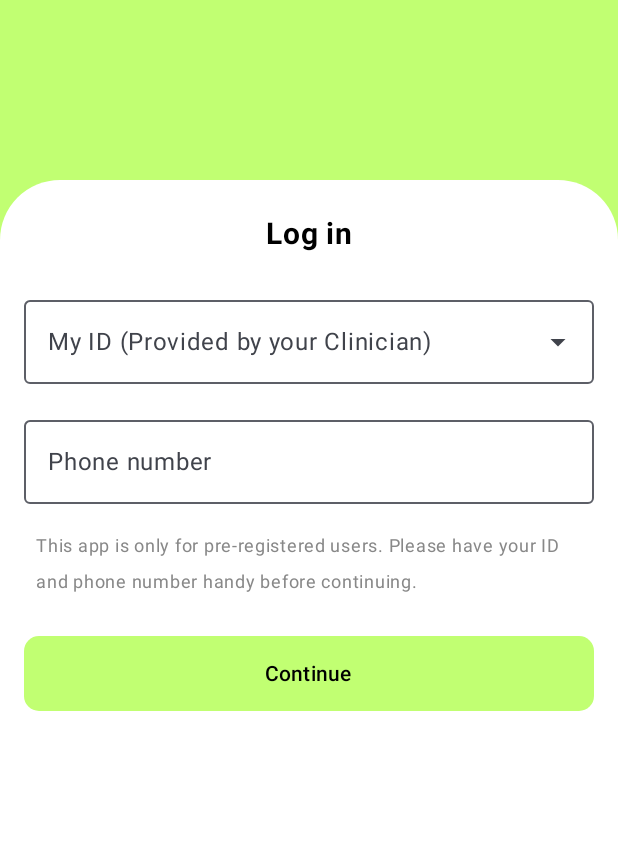
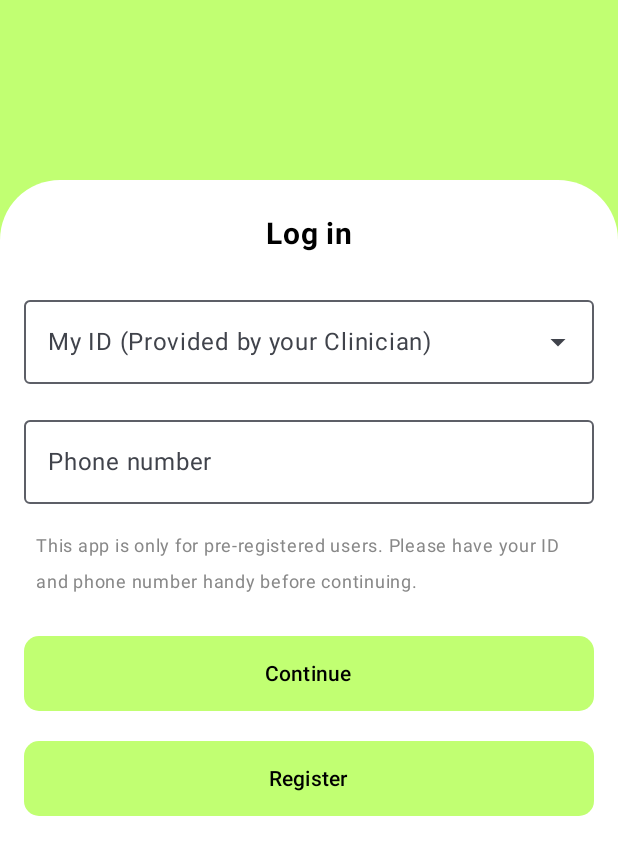
Before and after one commit to bhowmikdham/Nutritrack, an Android app built with Jetpack Compose: the Login screen opened directly, with no data from a screen before it, on a phone screen of 412 x 824 dp. Shown: the top 855 px of the screen. Run offline under Robolectric (Android 15) with nearby library versions, the phone set to English and light mode, and no system bars.

Commit message:
Added A Button to Login Page and Introduced a New Activitit called Register (would handle all the registration process for the user)
2. Added gradle implementations for Room Database , Room Version in use : 2.6.1

```diff
--- a/app/build.gradle.kts
+++ b/app/build.gradle.kts
@@ -2,6 +2,7 @@ plugins {
     alias(libs.plugins.android.application)
     alias(libs.plugins.kotlin.android)
     alias(libs.plugins.kotlin.compose)
+    id("kotlin-kapt")
 }
 
 android {
@@ -42,6 +43,10 @@ android {
 dependencies {
     val nav_version = "2.8.9"
     implementation("androidx.navigation:navigation-compose:$nav_version")
+    // Room dependencies
+    implementation(libs.androidx.room.runtime)
+    implementation(libs.androidx.room.ktx)
+    kapt(libs.androidx.room.compiler)
 
     implementation(libs.androidx.core.ktx)
     implementation(libs.androidx.lifecycle.runtime.ktx)
--- a/app/src/main/AndroidManifest.xml
+++ b/app/src/main/AndroidManifest.xml
@@ -12,6 +12,11 @@
         android:supportsRtl="true"
         android:theme="@style/Theme.Nutritrack"
         tools:targetApi="31">
+        <activity
+            android:name=".Register"
+            android:exported="false"
+            android:label="@string/title_activity_register"
+            android:theme="@style/Theme.Nutritrack" />
         <activity
             android:name=".Nutricoach"
             android:exported="false"
--- a/app/src/main/java/com/fit2081/nutritrack/Login.kt
+++ b/app/src/main/java/com/fit2081/nutritrack/Login.kt
@@ -345,6 +345,15 @@ fun LoginScreen(modifier: Modifier = Modifier) {
                 ) {
                     Text("Continue",color = Color.Black)
                 }
+                Spacer(modifier = Modifier.height(20.dp))
+                Button(
+                    shape = RoundedCornerShape(10.dp),
+                    modifier = Modifier
+                        .fillMaxWidth()
+                        .height(50.dp),
+                    colors = ButtonDefaults.buttonColors(containerColor = Color(0xFFC1FF72)),
+                    onClick = { context.startActivity(Intent(context,Register::class.java))}
+                ) {Text("Register",color = Color.Black) }
             }
         }
     }
--- a/app/src/main/res/values/strings.xml
+++ b/app/src/main/res/values/strings.xml
@@ -7,4 +7,5 @@
     <string name="title_activity_insights">Insights</string>
     <string name="title_activity_settings">Settings</string>
     <string name="title_activity_nutricoach">Nutricoach</string>
+    <string name="title_activity_register">Register</string>
 </resources>
--- a/gradle/libs.versions.toml
+++ b/gradle/libs.versions.toml
@@ -8,6 +8,7 @@ espressoCore = "3.6.1"
 lifecycleRuntimeKtx = "2.8.7"
 activityCompose = "1.10.1"
 composeBom = "2024.09.00"
+room = "2.6.1"
 
 [libraries]
 androidx-core-ktx = { group = "androidx.core", name = "core-ktx", version.ref = "coreKtx" }
@@ -24,6 +25,9 @@ androidx-ui-tooling-preview = { group = "androidx.compose.ui", name = "ui-toolin
 androidx-ui-test-manifest = { group = "androidx.compose.ui", name = "ui-test-manifest" }
 androidx-ui-test-junit4 = { group = "androidx.compose.ui", name = "ui-test-junit4" }
 androidx-material3 = { group = "androidx.compose.material3", name = "material3" }
+androidx-room-runtime = { group = "androidx.room", name = "room-runtime", version.ref = "room" }
+androidx-room-ktx = { group = "androidx.room", name = "room-ktx", version.ref = "room" }
+androidx-room-compiler = { group = "androidx.room", name = "room-compiler", version.ref = "room" }
 
 [plugins]
 android-application = { id = "com.android.application", version.ref = "agp" }
```
Also changed, not shown: app/src/main/java/com/fit2081/nutritrack/Register.kt (added, +47 -0 lines).
